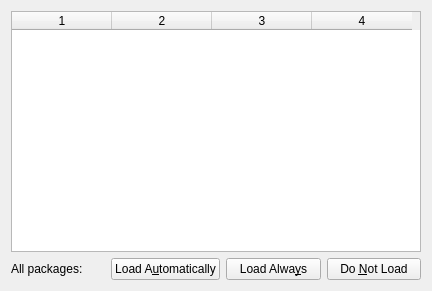
The window that src/frontends/qt4/ui/MathsUi.ui (cburschka/lyx) describes before a commit, drawn with Qt 5.
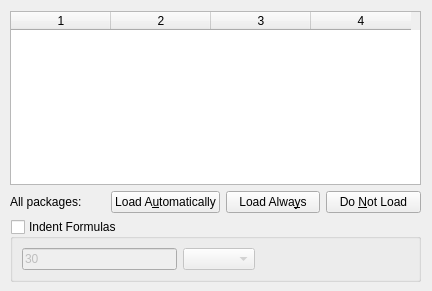
The same window after the commit. Custom widgets are drawn as their Qt base class.

Commit message:
support to indent formulas
- adds support for the general document class option fleqn
- adds support to specify the formula indentation
- fileformat change

The edit to the form file:
```diff
--- a/src/frontends/qt4/ui/MathsUi.ui
+++ b/src/frontends/qt4/ui/MathsUi.ui
@@ -13,8 +13,17 @@
   <property name="windowTitle">
    <string/>
   </property>
-  <layout class="QGridLayout" name="gridLayout">
-   <item row="0" column="0">
+  <widget class="QWidget" name="layoutWidget">
+   <property name="geometry">
+    <rect>
+     <x>10</x>
+     <y>11</y>
+     <width>411</width>
+     <height>271</height>
+    </rect>
+   </property>
+   <layout class="QVBoxLayout" name="verticalLayout">
+    <item>
     <widget class="QTableWidget" name="packagesTW">
      <property name="sizePolicy">
       <sizepolicy hsizetype="Expanding" vsizetype="Expanding">
@@ -37,7 +46,7 @@
      <column/>
     </widget>
    </item>
-   <item row="1" column="0">
+    <item>
     <layout class="QHBoxLayout" name="horizontalLayout">
      <item>
       <widget class="QLabel" name="allPakcagesLA">
@@ -69,8 +78,64 @@
      </item>
     </layout>
    </item>
-  </layout>
- </widget>
+    <item>
+     <widget class="QGroupBox" name="FormulaIndentGB">
+      <property name="title">
+       <string>Indent Formulas</string>
+      </property>
+      <property name="checkable">
+       <bool>true</bool>
+      </property>
+      <property name="checked">
+       <bool>false</bool>
+      </property>
+      <layout class="QGridLayout" name="gridLayout">
+       <item row="0" column="0">
+        <widget class="QLineEdit" name="FormulaIndentLE">
+         <property name="enabled">
+          <bool>false</bool>
+         </property>
+         <property name="text">
+          <string>30</string>
+         </property>
+        </widget>
+       </item>
+       <item row="0" column="2">
+        <spacer name="horizontalSpacer">
+         <property name="orientation">
+          <enum>Qt::Horizontal</enum>
+         </property>
+         <property name="sizeHint" stdset="0">
+          <size>
+           <width>40</width>
+           <height>20</height>
+          </size>
+         </property>
+        </spacer>
+       </item>
+       <item row="0" column="1">
+        <widget class="lyx::frontend::LengthCombo" name="FormulaIndentCO">
+         <property name="enabled">
+          <bool>false</bool>
+         </property>
+         <property name="toolTip">
+          <string/>
+         </property>
+        </widget>
+       </item>
+      </layout>
+     </widget>
+    </item>
+   </layout>
+  </widget>
+ </widget>
+ <customwidgets>
+  <customwidget>
+   <class>lyx::frontend::LengthCombo</class>
+   <extends>QComboBox</extends>
+   <header>LengthCombo.h</header>
+  </customwidget>
+ </customwidgets>
  <includes>
   <include location="local">qt_i18n.h</include>
  </includes>
```
Left out of the diff: 35 changed lines with no effect on the pictures. Lines whose indentation alone changed are shown as unchanged. The commit also changes 8 other files.
